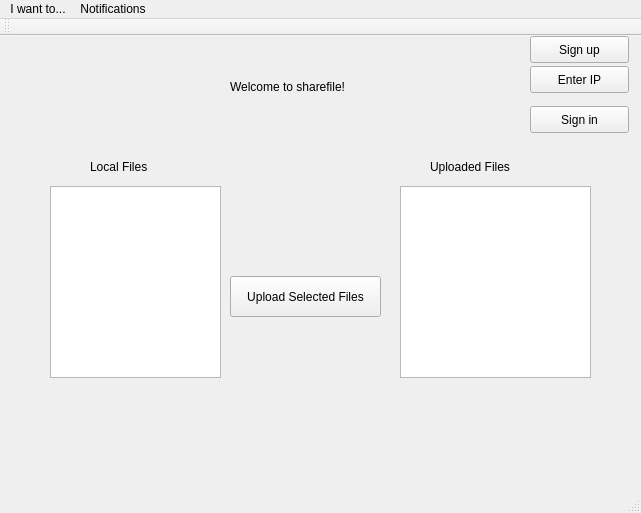
Above: sharefileclient/mainwindow.ui from taragu/sharefile before the change. Below: the same form after it.
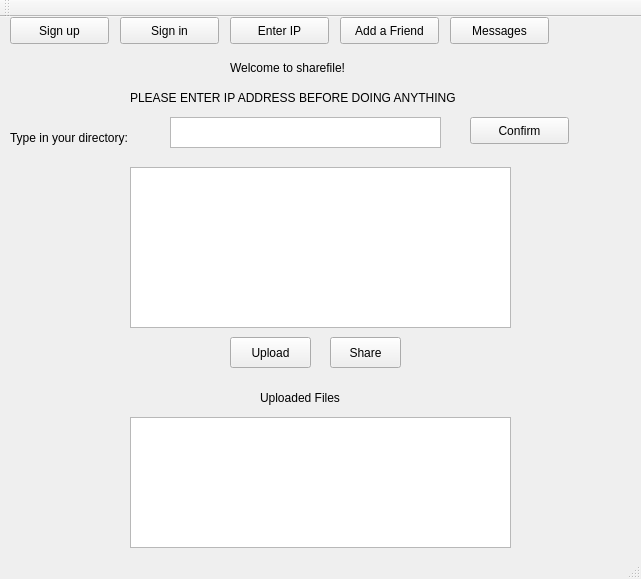
That is the form after the change.

Commit message: having trouble with void ConnectDialog::on_buttonBox_accepted()

What changed in the file:
```diff
--- a/sharefileclient/mainwindow.ui
+++ b/sharefileclient/mainwindow.ui
@@ -7,7 +7,7 @@
     <x>0</x>
     <y>0</y>
     <width>641</width>
-    <height>513</height>
+    <height>579</height>
    </rect>
   </property>
   <property name="windowTitle">
@@ -30,21 +30,21 @@
    <widget class="QLabel" name="label_2">
     <property name="geometry">
      <rect>
-      <x>90</x>
-      <y>110</y>
-      <width>111</width>
+      <x>10</x>
+      <y>100</y>
+      <width>231</width>
       <height>41</height>
      </rect>
     </property>
     <property name="text">
-     <string>Local Files</string>
+     <string>Type in your directory:</string>
     </property>
    </widget>
    <widget class="QLabel" name="label_3">
     <property name="geometry">
      <rect>
-      <x>430</x>
-      <y>120</y>
+      <x>260</x>
+      <y>370</y>
       <width>131</width>
       <height>21</height>
      </rect>
@@ -56,20 +56,20 @@
    <widget class="QListWidget" name="localfiles_list">
     <property name="geometry">
      <rect>
-      <x>50</x>
+      <x>130</x>
       <y>150</y>
-      <width>171</width>
-      <height>192</height>
+      <width>381</width>
+      <height>161</height>
      </rect>
     </property>
    </widget>
    <widget class="QListWidget" name="serverfiles_list">
     <property name="geometry">
      <rect>
-      <x>400</x>
-      <y>150</y>
-      <width>191</width>
-      <height>192</height>
+      <x>130</x>
+      <y>400</y>
+      <width>381</width>
+      <height>131</height>
      </rect>
     </property>
    </widget>
@@ -77,19 +77,19 @@
     <property name="geometry">
      <rect>
       <x>230</x>
-      <y>240</y>
-      <width>151</width>
-      <height>41</height>
+      <y>320</y>
+      <width>81</width>
+      <height>31</height>
      </rect>
     </property>
     <property name="text">
-     <string>Upload Selected Files</string>
+     <string>Upload</string>
     </property>
    </widget>
    <widget class="QPushButton" name="signup_button">
     <property name="geometry">
      <rect>
-      <x>530</x>
+      <x>10</x>
       <y>0</y>
       <width>99</width>
       <height>27</height>
@@ -102,8 +102,8 @@
    <widget class="QPushButton" name="connect_button">
     <property name="geometry">
      <rect>
-      <x>530</x>
-      <y>30</y>
+      <x>230</x>
+      <y>0</y>
       <width>99</width>
       <height>27</height>
      </rect>
@@ -115,8 +115,8 @@
    <widget class="QPushButton" name="signin_button">
     <property name="geometry">
      <rect>
-      <x>530</x>
-      <y>70</y>
+      <x>120</x>
+      <y>0</y>
       <width>99</width>
       <height>27</height>
      </rect>
@@ -125,30 +125,81 @@
      <string>Sign in</string>
     </property>
    </widget>
-  </widget>
-  <widget class="QMenuBar" name="menuBar">
-   <property name="geometry">
-    <rect>
-     <x>0</x>
-     <y>0</y>
-     <width>641</width>
-     <height>25</height>
-    </rect>
-   </property>
-   <widget class="QMenu" name="menuSharefile">
-    <property name="title">
-     <string>I want to...</string>
+   <widget class="QLabel" name="label_4">
+    <property name="geometry">
+     <rect>
+      <x>130</x>
+      <y>70</y>
+      <width>391</width>
+      <height>21</height>
+     </rect>
     </property>
-    <addaction name="separator"/>
-    <addaction name="separator"/>
+    <property name="text">
+     <string>PLEASE ENTER IP ADDRESS BEFORE DOING ANYTHING</string>
+    </property>
    </widget>
-   <widget class="QMenu" name="menuNotifications">
-    <property name="title">
-     <string>Notifications</string>
+   <widget class="QTextEdit" name="cd_textedit">
+    <property name="geometry">
+     <rect>
+      <x>170</x>
+      <y>100</y>
+      <width>271</width>
+      <height>31</height>
+     </rect>
     </property>
    </widget>
-   <addaction name="menuSharefile"/>
-   <addaction name="menuNotifications"/>
+   <widget class="QPushButton" name="cd_button">
+    <property name="geometry">
+     <rect>
+      <x>470</x>
+      <y>100</y>
+      <width>99</width>
+      <height>27</height>
+     </rect>
+    </property>
+    <property name="text">
+     <string>Confirm</string>
+    </property>
+   </widget>
+   <widget class="QPushButton" name="pushButton">
+    <property name="geometry">
+     <rect>
+      <x>340</x>
+      <y>0</y>
+      <width>99</width>
+      <height>27</height>
+     </rect>
+    </property>
+    <property name="text">
+     <string>Add a Friend</string>
+    </property>
+   </widget>
+   <widget class="QPushButton" name="pushButton_2">
+    <property name="geometry">
+     <rect>
+      <x>450</x>
+      <y>0</y>
+      <width>99</width>
+      <height>27</height>
+     </rect>
+    </property>
+    <property name="text">
+     <string>Messages</string>
+    </property>
+   </widget>
+   <widget class="QPushButton" name="pushButton_3">
+    <property name="geometry">
+     <rect>
+      <x>330</x>
+      <y>320</y>
+      <width>71</width>
+      <height>31</height>
+     </rect>
+    </property>
+    <property name="text">
+     <string>Share</string>
+    </property>
+   </widget>
   </widget>
   <widget class="QToolBar" name="mainToolBar">
    <attribute name="toolBarArea">
```
The commit also changes 6 other files.
